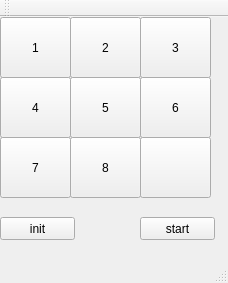
First picture: the form in test2/mainwindow.ui, repository niwtr/Nova, before the edit.
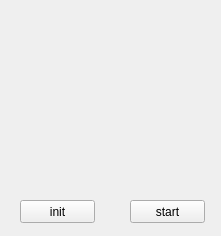
Second picture: the form after the edit.

Commit message: Fix init random bug

Patch:
```diff
--- a/test2/mainwindow.ui
+++ b/test2/mainwindow.ui
@@ -6,148 +6,18 @@
    <rect>
     <x>0</x>
     <y>0</y>
-    <width>228</width>
-    <height>283</height>
+    <width>221</width>
+    <height>236</height>
    </rect>
   </property>
   <property name="windowTitle">
    <string>MainWindow</string>
   </property>
   <widget class="QWidget" name="centralWidget">
-   <widget class="QPushButton" name="pushButton">
-    <property name="geometry">
-     <rect>
-      <x>0</x>
-      <y>0</y>
-      <width>71</width>
-      <height>61</height>
-     </rect>
-    </property>
-    <property name="text">
-     <string>1</string>
-    </property>
-   </widget>
-   <widget class="QPushButton" name="pushButton_2">
-    <property name="geometry">
-     <rect>
-      <x>70</x>
-      <y>0</y>
-      <width>71</width>
-      <height>61</height>
-     </rect>
-    </property>
-    <property name="text">
-     <string>2</string>
-    </property>
-   </widget>
-   <widget class="QPushButton" name="pushButton_3">
-    <property name="geometry">
-     <rect>
-      <x>140</x>
-      <y>0</y>
-      <width>71</width>
-      <height>61</height>
-     </rect>
-    </property>
-    <property name="text">
-     <string>3</string>
-    </property>
-   </widget>
-   <widget class="QPushButton" name="pushButton_4">
-    <property name="geometry">
-     <rect>
-      <x>0</x>
-      <y>60</y>
-      <width>71</width>
-      <height>61</height>
-     </rect>
-    </property>
-    <property name="text">
-     <string>4</string>
-    </property>
-   </widget>
-   <widget class="QPushButton" name="pushButton_5">
-    <property name="geometry">
-     <rect>
-      <x>70</x>
-      <y>60</y>
-      <width>71</width>
-      <height>61</height>
-     </rect>
-    </property>
-    <property name="text">
-     <string>5</string>
-    </property>
-   </widget>
-   <widget class="QPushButton" name="pushButton_6">
-    <property name="geometry">
-     <rect>
-      <x>140</x>
-      <y>60</y>
-      <width>71</width>
-      <height>61</height>
-     </rect>
-    </property>
-    <property name="text">
-     <string>6</string>
-    </property>
-   </widget>
-   <widget class="QPushButton" name="pushButton_7">
-    <property name="geometry">
-     <rect>
-      <x>0</x>
-      <y>120</y>
-      <width>71</width>
-      <height>61</height>
-     </rect>
-    </property>
-    <property name="text">
-     <string>7</string>
-    </property>
-   </widget>
-   <widget class="QPushButton" name="pushButton_8">
-    <property name="geometry">
-     <rect>
-      <x>70</x>
-      <y>120</y>
-      <width>71</width>
-      <height>61</height>
-     </rect>
-    </property>
-    <property name="text">
-     <string>8</string>
-    </property>
-   </widget>
-   <widget class="QPushButton" name="pushButton_9">
-    <property name="geometry">
-     <rect>
-      <x>140</x>
-      <y>120</y>
-      <width>71</width>
-      <height>61</height>
-     </rect>
-    </property>
-    <property name="text">
-     <string/>
-    </property>
-   </widget>
-   <widget class="QPushButton" name="pushButton_10">
-    <property name="geometry">
-     <rect>
-      <x>0</x>
-      <y>200</y>
-      <width>75</width>
-      <height>23</height>
-     </rect>
-    </property>
-    <property name="text">
-     <string>init</string>
-    </property>
-   </widget>
    <widget class="QPushButton" name="pushButton_11">
     <property name="geometry">
      <rect>
-      <x>140</x>
+      <x>130</x>
       <y>200</y>
       <width>75</width>
       <height>23</height>
@@ -157,26 +27,20 @@
      <string>start</string>
     </property>
    </widget>
+   <widget class="QPushButton" name="pushButton_init">
+    <property name="geometry">
+     <rect>
+      <x>20</x>
+      <y>200</y>
+      <width>75</width>
+      <height>23</height>
+     </rect>
+    </property>
+    <property name="text">
+     <string>init</string>
+    </property>
+   </widget>
   </widget>
-  <widget class="QMenuBar" name="menuBar">
-   <property name="geometry">
-    <rect>
-     <x>0</x>
-     <y>0</y>
-     <width>228</width>
-     <height>23</height>
-    </rect>
-   </property>
-  </widget>
-  <widget class="QToolBar" name="mainToolBar">
-   <attribute name="toolBarArea">
-    <enum>TopToolBarArea</enum>
-   </attribute>
-   <attribute name="toolBarBreak">
-    <bool>false</bool>
-   </attribute>
-  </widget>
-  <widget class="QStatusBar" name="statusBar"/>
  </widget>
  <layoutdefault spacing="6" margin="11"/>
  <resources/>
```
The commit also changes 52 other files.
